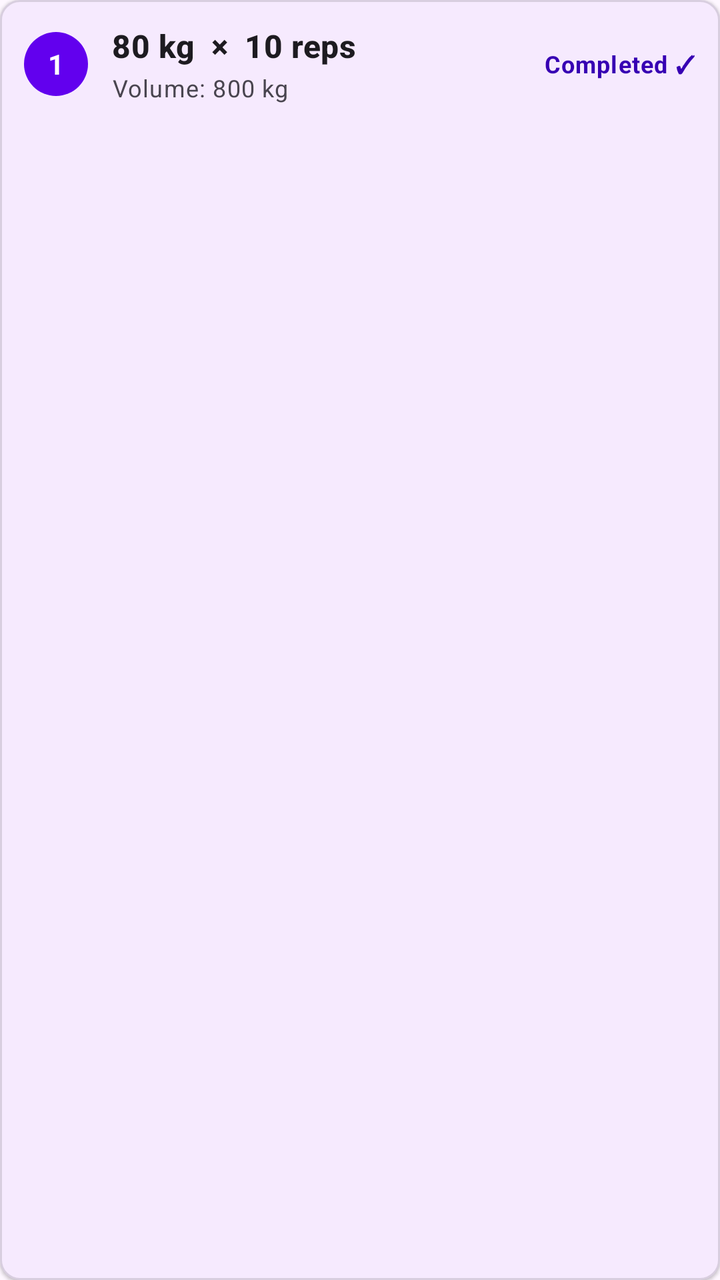
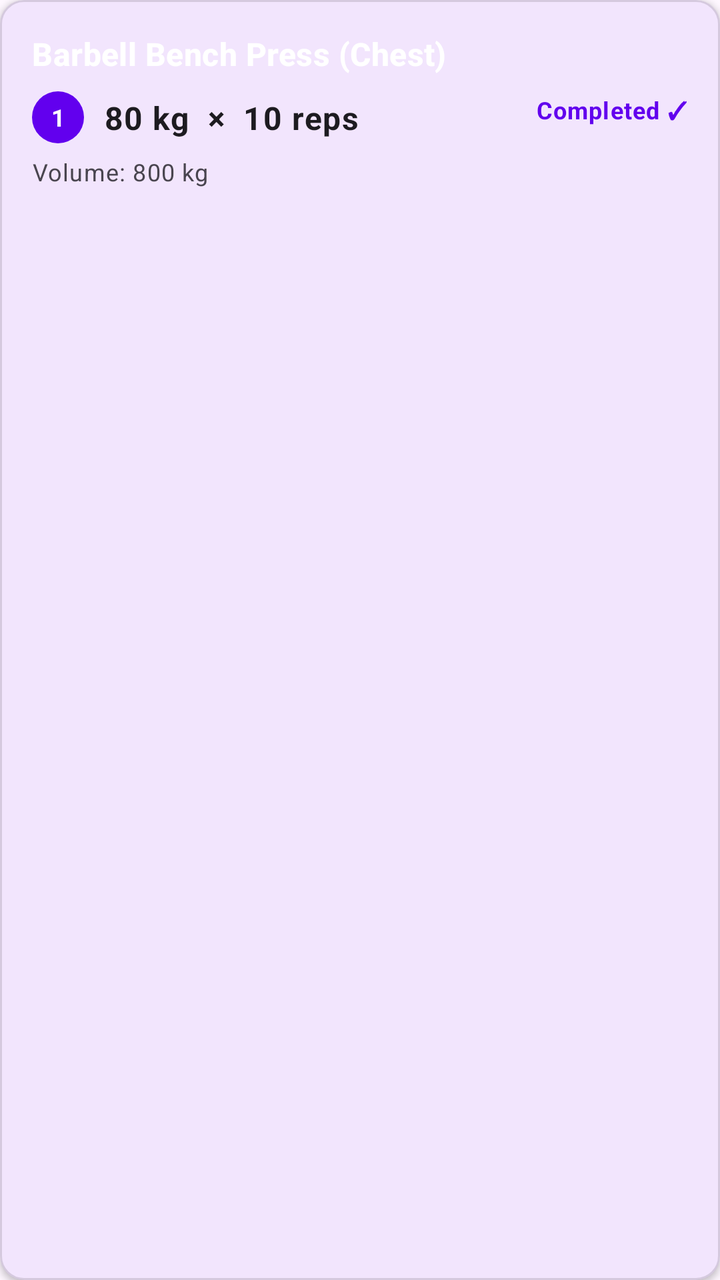

An Android layout rendered at two revisions. The XML below is the earlier revision; the diff shows what the commit changed to produce the second picture.
<!-- AndroidManifest.xml: application theme Theme.GymWorkoutLogger -->
<!-- res/layout/item_detail_exercise_set.xml -->
<?xml version="1.0" encoding="utf-8"?>
<com.google.android.material.card.MaterialCardView
    xmlns:android="http://schemas.android.com/apk/res/android"
    xmlns:app="http://schemas.android.com/apk/res-auto"
    android:layout_width="match_parent"
    android:layout_height="wrap_content"
    android:layout_marginHorizontal="16dp"
    android:layout_marginVertical="4dp"
    app:cardCornerRadius="10dp"
    app:cardElevation="1dp"
    app:strokeWidth="1dp"
    app:strokeColor="#1F000000">

    <androidx.constraintlayout.widget.ConstraintLayout
        android:layout_width="match_parent"
        android:layout_height="wrap_content"
        android:padding="12dp">

        <TextView
            android:id="@+id/tvSetNumber"
            android:layout_width="32dp"
            android:layout_height="32dp"
            android:background="@drawable/bg_circle_primary"
            android:gravity="center"
            android:text="1"
            android:textAppearance="?attr/textAppearanceBodyMedium"
            android:textColor="@color/white"
            android:textStyle="bold"
            app:layout_constraintBottom_toBottomOf="parent"
            app:layout_constraintStart_toStartOf="parent"
            app:layout_constraintTop_toTopOf="parent" />

        <TextView
            android:id="@+id/tvSetWeightReps"
            android:layout_width="0dp"
            android:layout_height="wrap_content"
            android:layout_marginStart="12dp"
            android:text="80 kg  ×  10 reps"
            android:textAppearance="?attr/textAppearanceTitleMedium"
            android:textStyle="bold"
            app:layout_constraintEnd_toStartOf="@id/tvSetStatus"
            app:layout_constraintStart_toEndOf="@id/tvSetNumber"
            app:layout_constraintTop_toTopOf="parent" />

        <TextView
            android:id="@+id/tvSetVolume"
            android:layout_width="0dp"
            android:layout_height="wrap_content"
            android:layout_marginStart="12dp"
            android:layout_marginTop="2dp"
            android:text="Volume: 800 kg"
            android:textAppearance="?attr/textAppearanceBodySmall"
            android:textColor="?android:attr/textColorSecondary"
            app:layout_constraintBottom_toBottomOf="parent"
            app:layout_constraintStart_toEndOf="@id/tvSetNumber"
            app:layout_constraintTop_toBottomOf="@id/tvSetWeightReps" />

        <TextView
            android:id="@+id/tvSetStatus"
            android:layout_width="wrap_content"
            android:layout_height="wrap_content"
            android:text="Completed ✓"
            android:textAppearance="?attr/textAppearanceBodySmall"
            android:textColor="@color/purple_700"
            android:textStyle="bold"
            app:layout_constraintBottom_toBottomOf="parent"
            app:layout_constraintEnd_toEndOf="parent"
            app:layout_constraintTop_toTopOf="parent" />

    </androidx.constraintlayout.widget.ConstraintLayout>
</com.google.android.material.card.MaterialCardView>
<!-- resources referenced by this layout -->
<resources>
  <color name="purple_700">#FF3700B3</color>
  <color name="white">#FFFFFFFF</color>
  <!-- drawable bg_circle_primary (drawable) -->
  <?xml version="1.0" encoding="utf-8"?>
  <shape xmlns:android="http://schemas.android.com/apk/res/android"
      android:shape="oval">
      <solid android:color="@color/purple_500" />
  </shape>
  <style name="Theme.GymWorkoutLogger" parent="Theme.Material3.DayNight.NoActionBar">
          
          <item name="colorPrimary">@color/purple_500</item>
          <item name="colorPrimaryVariant">@color/purple_700</item>
          <item name="colorOnPrimary">@color/white</item>
      </style>
  <color name="purple_500">#FF6200EE</color>
</resources>

<!-- the commit's change to res/layout/item_detail_exercise_set.xml (unified diff, before → after) -->
@@ -5,63 +5,80 @@
     android:layout_width="match_parent"
     android:layout_height="wrap_content"
     android:layout_marginHorizontal="16dp"
-    android:layout_marginVertical="4dp"
-    app:cardCornerRadius="10dp"
-    app:cardElevation="1dp"
+    android:layout_marginVertical="6dp"
+    app:cardCornerRadius="12dp"
+    app:cardElevation="2dp"
     app:strokeWidth="1dp"
     app:strokeColor="#1F000000">
 
     <androidx.constraintlayout.widget.ConstraintLayout
         android:layout_width="match_parent"
         android:layout_height="wrap_content"
-        android:padding="12dp">
+        android:padding="16dp">
 
+        
+        <TextView
+            android:id="@+id/tvDetailExerciseName"
+            android:layout_width="0dp"
+            android:layout_height="wrap_content"
+            android:text="Barbell Bench Press (Chest)"
+            android:textAppearance="?attr/textAppearanceTitleMedium"
+            android:textColor="@color/white"
+            android:textStyle="bold"
+            app:layout_constraintEnd_toStartOf="@id/tvSetStatus"
+            app:layout_constraintStart_toStartOf="parent"
+            app:layout_constraintTop_toTopOf="parent" />
+
+        
         <TextView
             android:id="@+id/tvSetNumber"
-            android:layout_width="32dp"
-            android:layout_height="32dp"
+            android:layout_width="26dp"
+            android:layout_height="26dp"
+            android:layout_marginTop="8dp"
             android:background="@drawable/bg_circle_primary"
             android:gravity="center"
             android:text="1"
-            android:textAppearance="?attr/textAppearanceBodyMedium"
+            android:textAppearance="?attr/textAppearanceBodySmall"
             android:textColor="@color/white"
             android:textStyle="bold"
-            app:layout_constraintBottom_toBottomOf="parent"
             app:layout_constraintStart_toStartOf="parent"
-            app:layout_constraintTop_toTopOf="parent" />
+            app:layout_constraintTop_toBottomOf="@id/tvDetailExerciseName" />
 
+        
         <TextView
             android:id="@+id/tvSetWeightReps"
             android:layout_width="0dp"
             android:layout_height="wrap_content"
-            android:layout_marginStart="12dp"
+            android:layout_marginStart="10dp"
             android:text="80 kg  ×  10 reps"
-            android:textAppearance="?attr/textAppearanceTitleMedium"
+            android:textAppearance="?attr/textAppearanceBodyLarge"
             android:textStyle="bold"
+            app:layout_constraintBottom_toBottomOf="@id/tvSetNumber"
             app:layout_constraintEnd_toStartOf="@id/tvSetStatus"
             app:layout_constraintStart_toEndOf="@id/tvSetNumber"
-            app:layout_constraintTop_toTopOf="parent" />
+            app:layout_constraintTop_toTopOf="@id/tvSetNumber" />
 
+        
         <TextView
             android:id="@+id/tvSetVolume"
             android:layout_width="0dp"
             android:layout_height="wrap_content"
-            android:layout_marginStart="12dp"
-            android:layout_marginTop="2dp"
+            android:layout_marginTop="6dp"
             android:text="Volume: 800 kg"
             android:textAppearance="?attr/textAppearanceBodySmall"
             android:textColor="?android:attr/textColorSecondary"
             app:layout_constraintBottom_toBottomOf="parent"
-            app:layout_constraintStart_toEndOf="@id/tvSetNumber"
-            app:layout_constraintTop_toBottomOf="@id/tvSetWeightReps" />
+            app:layout_constraintStart_toStartOf="parent"
+            app:layout_constraintTop_toBottomOf="@id/tvSetNumber" />
 
+        
         <TextView
             android:id="@+id/tvSetStatus"
             android:layout_width="wrap_content"
             android:layout_height="wrap_content"
             android:text="Completed ✓"
             android:textAppearance="?attr/textAppearanceBodySmall"
-            android:textColor="@color/purple_700"
+            android:textColor="@color/purple_500"
             android:textStyle="bold"
             app:layout_constraintBottom_toBottomOf="parent"
             app:layout_constraintEnd_toEndOf="parent"
